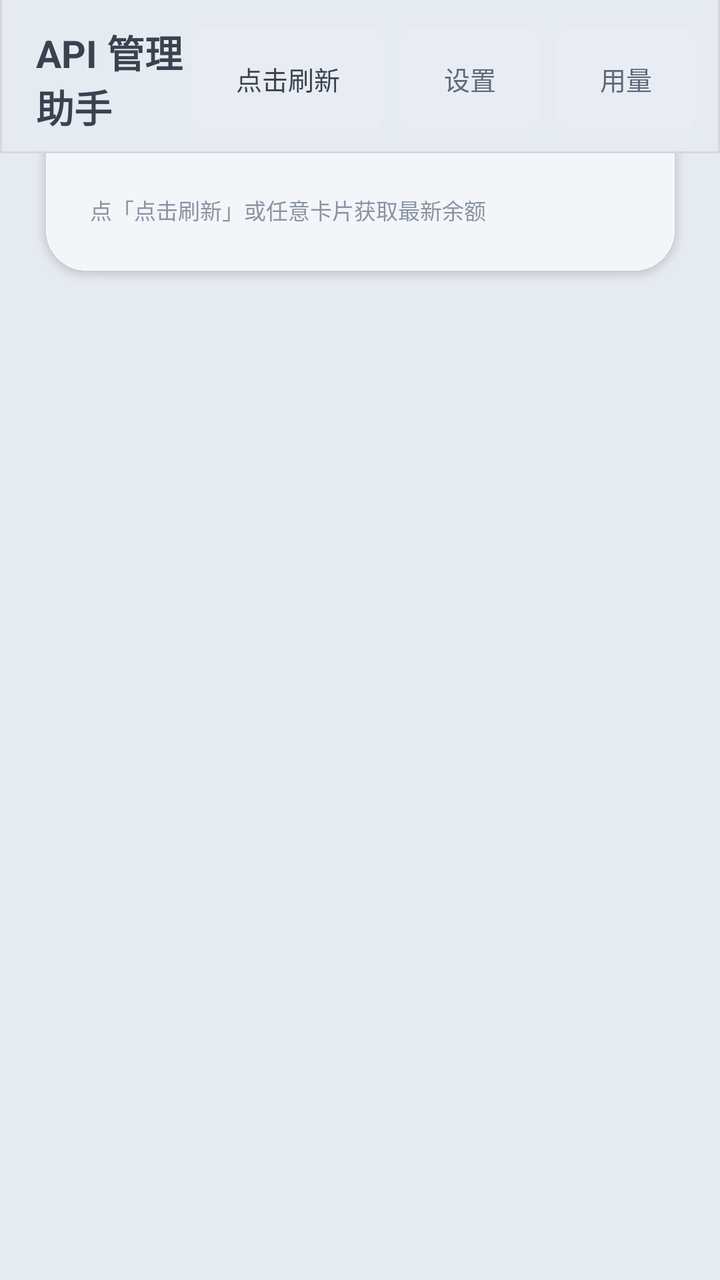
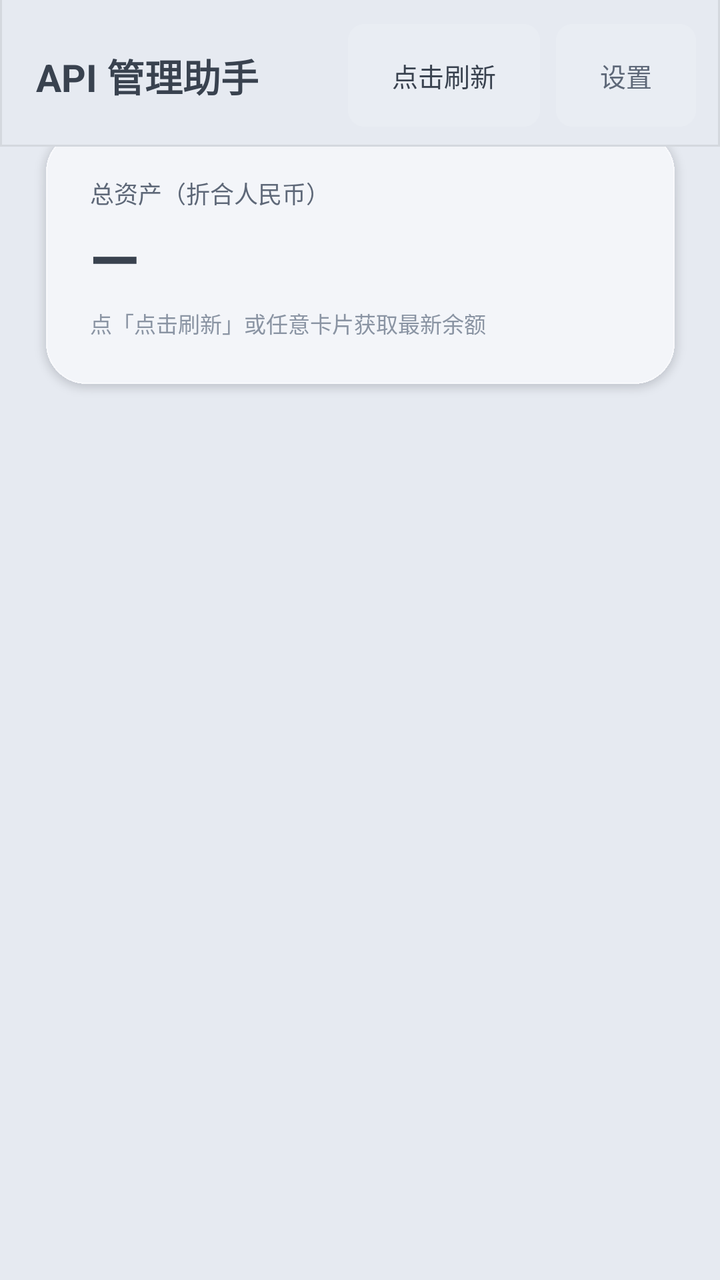

Before-and-after screenshots of an Android layout around one commit, followed by the original layout XML and the change that was made.
<!-- AndroidManifest.xml: application theme AppTheme -->
<!-- res/layout/activity_main.xml -->
<?xml version="1.0" encoding="utf-8"?>
<FrameLayout xmlns:android="http://schemas.android.com/apk/res/android"
    android:id="@+id/main_root"
    android:layout_width="match_parent"
    android:layout_height="match_parent"
    android:background="@color/bg">

    <ScrollView
        android:id="@+id/main_scroll"
        android:layout_width="match_parent"
        android:layout_height="match_parent"
        android:clipToPadding="false"
        android:paddingLeft="14dp"
        android:paddingRight="14dp"
        android:paddingBottom="20dp"
        android:scrollbars="none"
        android:overScrollMode="never">

        <LinearLayout
            android:layout_width="match_parent"
            android:layout_height="wrap_content"
            android:orientation="vertical">

            
            <LinearLayout
                android:id="@+id/total_card"
                android:layout_width="match_parent"
                android:layout_height="wrap_content"
                android:orientation="vertical"
                android:background="@drawable/total_bg"
                android:padding="31dp"
                android:layout_marginBottom="13dp">

                <TextView
                    android:layout_width="match_parent"
                    android:layout_height="wrap_content"
                    android:text="@string/main_total_label"
                    android:textColor="@color/tx2"
                    android:textSize="12sp" />

                <TextView
                    android:id="@+id/t_total"
                    android:layout_width="match_parent"
                    android:layout_height="wrap_content"
                    android:layout_marginTop="2dp"
                    android:text="—"
                    android:textColor="@color/tx"
                    android:textSize="32sp"
                    android:textStyle="bold" />

                <TextView
                    android:id="@+id/t_sub"
                    android:layout_width="match_parent"
                    android:layout_height="wrap_content"
                    android:layout_marginTop="3dp"
                    android:text="@string/tap_refresh"
                    android:textColor="@color/tx3"
                    android:textSize="11sp" />
            </LinearLayout>

            
            <LinearLayout
                android:id="@+id/cards"
                android:layout_width="match_parent"
                android:layout_height="wrap_content"
                android:orientation="vertical" />
        </LinearLayout>
    </ScrollView>

    
    <LinearLayout
        android:id="@+id/app_header"
        android:layout_width="match_parent"
        android:layout_height="wrap_content"
        android:layout_gravity="top"
        android:orientation="horizontal"
        android:gravity="center_vertical"
        android:background="@drawable/header_bg"
        android:paddingLeft="18dp"
        android:paddingRight="12dp"
        android:paddingTop="12dp"
        android:paddingBottom="10dp">

        <TextView
            android:layout_width="0dp"
            android:layout_height="wrap_content"
            android:layout_weight="1"
            android:text="@string/main_title"
            android:textColor="@color/tx"
            android:textSize="19sp"
            android:textStyle="bold" />

        <TextView
            android:id="@+id/btn_refresh"
            android:layout_width="wrap_content"
            android:layout_height="wrap_content"
            android:background="@drawable/btn_bg"
            android:paddingLeft="22dp"
            android:paddingRight="22dp"
            android:paddingTop="16dp"
            android:paddingBottom="16dp"
            android:text="@string/refresh"
            android:textColor="@color/tx"
            android:textSize="13sp" />

        <TextView
            android:id="@+id/btn_settings"
            android:layout_width="wrap_content"
            android:layout_height="wrap_content"
            android:layout_marginLeft="8dp"
            android:background="@drawable/btn_bg"
            android:paddingLeft="22dp"
            android:paddingRight="22dp"
            android:paddingTop="16dp"
            android:paddingBottom="16dp"
            android:text="@string/settings"
            android:textColor="@color/tx2"
            android:textSize="13sp" />

        <TextView
            android:id="@+id/btn_usage"
            android:layout_width="wrap_content"
            android:layout_height="wrap_content"
            android:layout_marginLeft="8dp"
            android:background="@drawable/btn_bg"
            android:paddingLeft="22dp"
            android:paddingRight="22dp"
            android:paddingTop="16dp"
            android:paddingBottom="16dp"
            android:text="用量"
            android:textColor="@color/tx2"
            android:textSize="13sp" />
    </LinearLayout>
</FrameLayout>
<!-- resources referenced by this layout -->
<resources>
  <color name="bg">#E6EAF1</color>
  <color name="tx">#39424F</color>
  <color name="tx2">#5E6878</color>
  <color name="tx3">#8A94A3</color>
  <!-- drawable btn_bg: png bitmap (drawable-night-nodpi, 426 bytes) -->
  <!-- drawable header_bg (drawable) -->
  <?xml version="1.0" encoding="utf-8"?>
  <layer-list xmlns:android="http://schemas.android.com/apk/res/android">
      <item>
          <shape android:shape="rectangle">
              <solid android:color="@color/bg" />
          </shape>
      </item>
      <item android:top="-1dp">
          <shape android:shape="rectangle">
              <solid android:color="@android:color/transparent" />
              <stroke android:width="1dp" android:color="@color/header_line" />
          </shape>
      </item>
  </layer-list>
  <!-- drawable total_bg: png bitmap (drawable-night-nodpi, 5127 bytes) -->
  <string name="main_title">API 管理助手</string>
  <string name="main_total_label">总资产（折合人民币）</string>
  <string name="refresh">点击刷新</string>
  <string name="settings">设置</string>
  <string name="tap_refresh">点「点击刷新」或任意卡片获取最新余额</string>
  <style name="AppTheme" parent="@android:style/Theme.DeviceDefault.Light.NoActionBar">
          <item name="android:windowBackground">@color/bg</item>
          <item name="android:colorBackground">@color/bg</item>
          <item name="android:fitsSystemWindows">false</item>
          <item name="android:textColorPrimary">@color/tx</item>
          <item name="android:textColorSecondary">@color/tx2</item>
      </style>
  <color name="header_line">#14000000</color>
</resources>

<!-- the commit's change to res/layout/activity_main.xml (unified diff, before → after) -->
@@ -20,6 +20,43 @@
             android:layout_width="match_parent"
             android:layout_height="wrap_content"
             android:orientation="vertical">
+
+            
+            <LinearLayout
+                android:id="@+id/tab_row"
+                android:layout_width="match_parent"
+                android:layout_height="wrap_content"
+                android:orientation="horizontal"
+                android:layout_marginBottom="12dp">
+
+                <TextView
+                    android:id="@+id/tab_api"
+                    android:layout_width="0dp"
+                    android:layout_height="wrap_content"
+                    android:layout_weight="1"
+                    android:gravity="center"
+                    android:background="@drawable/btn_bg"
+                    android:paddingTop="12dp"
+                    android:paddingBottom="12dp"
+                    android:text="API 余额"
+                    android:textColor="@color/tx"
+                    android:textSize="14sp"
+                    android:textStyle="bold" />
+
+                <TextView
+                    android:id="@+id/tab_stats"
+                    android:layout_width="0dp"
+                    android:layout_height="wrap_content"
+                    android:layout_weight="1"
+                    android:layout_marginLeft="8dp"
+                    android:gravity="center"
+                    android:background="@drawable/btn_bg"
+                    android:paddingTop="12dp"
+                    android:paddingBottom="12dp"
+                    android:text="用量统计"
+                    android:textColor="@color/tx2"
+                    android:textSize="14sp" />
+            </LinearLayout>
 
             
             <LinearLayout
@@ -64,6 +101,43 @@
                 android:layout_width="match_parent"
                 android:layout_height="wrap_content"
                 android:orientation="vertical" />
+
+            
+            <LinearLayout
+                android:id="@+id/stats_container"
+                android:layout_width="match_parent"
+                android:layout_height="wrap_content"
+                android:orientation="vertical"
+                android:visibility="gone">
+
+                <com.minis.balancewidget.UsageChartView
+                    android:id="@+id/usage_chart"
+                    android:layout_width="match_parent"
+                    android:layout_height="220dp"
+                    android:background="@drawable/total_bg" />
+
+                <TextView
+                    android:id="@+id/stats_summary"
+                    android:layout_width="match_parent"
+                    android:layout_height="wrap_content"
+                    android:layout_marginTop="10dp"
+                    android:textColor="@color/tx2"
+                    android:textSize="12sp" />
+
+                <TextView
+                    android:layout_width="match_parent"
+                    android:layout_height="wrap_content"
+                    android:layout_marginTop="14dp"
+                    android:text="图表显示开关（隐藏无用/免费/无法查询的平台）"
+                    android:textColor="@color/tx3"
+                    android:textSize="11sp" />
+
+                <LinearLayout
+                    android:id="@+id/stats_platforms"
+                    android:layout_width="match_parent"
+                    android:layout_height="wrap_content"
+                    android:orientation="vertical" />
+            </LinearLayout>
         </LinearLayout>
     </ScrollView>
 
@@ -116,19 +190,5 @@
             android:text="@string/settings"
             android:textColor="@color/tx2"
             android:textSize="13sp" />
-
-        <TextView
-            android:id="@+id/btn_usage"
-            android:layout_width="wrap_content"
-            android:layout_height="wrap_content"
-            android:layout_marginLeft="8dp"
-            android:background="@drawable/btn_bg"
-            android:paddingLeft="22dp"
-            android:paddingRight="22dp"
-            android:paddingTop="16dp"
-            android:paddingBottom="16dp"
-            android:text="用量"
-            android:textColor="@color/tx2"
-            android:textSize="13sp" />
     </LinearLayout>
 </FrameLayout>
